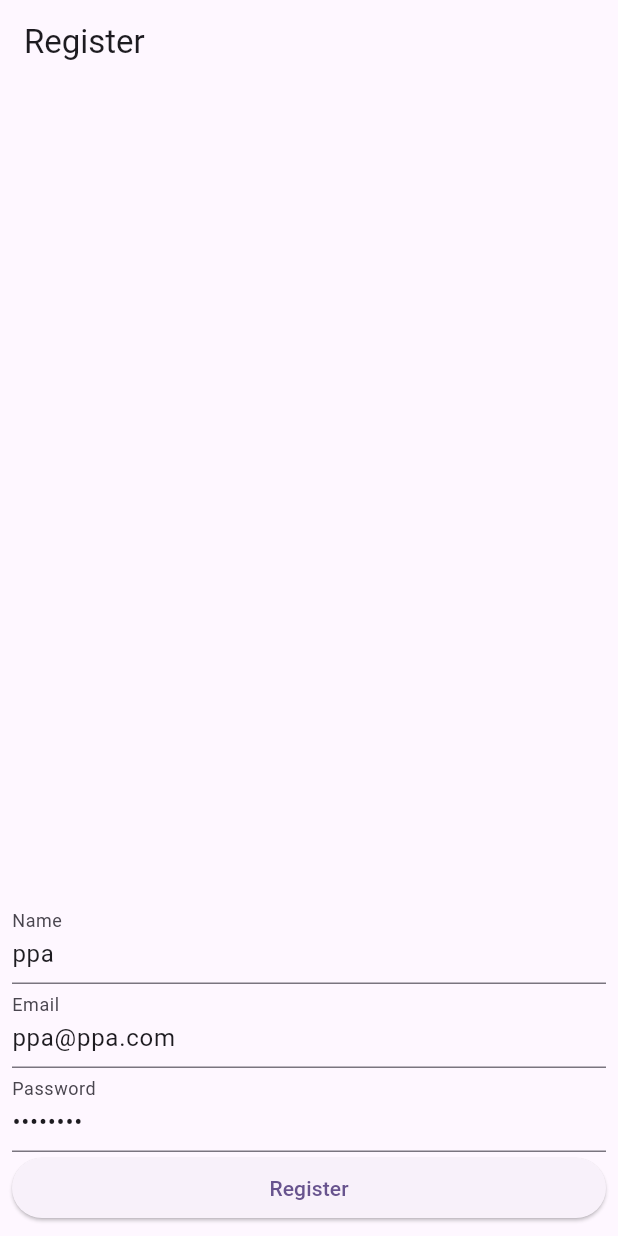
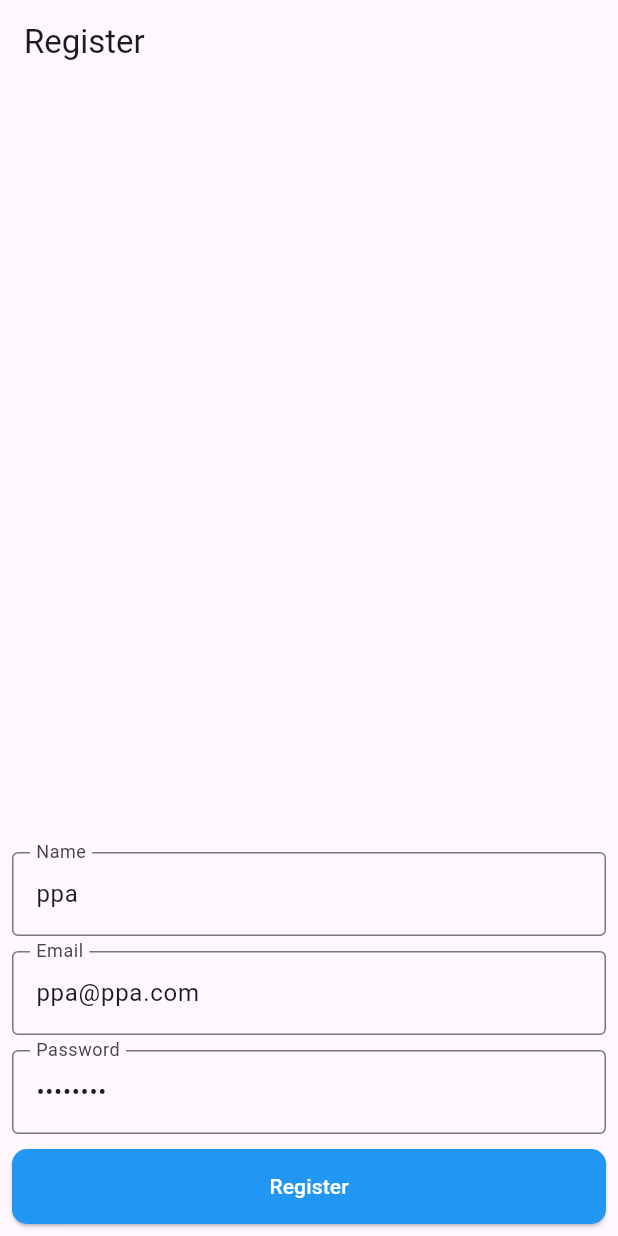
Before and after one commit to siubie/flutter_training_hash, a Flutter app: the screen it shows after launch, on a phone screen of 412 x 824 dp. Run offline on Flutter 3.47's test engine with Material 3 defaults, Android fonts, the phone set to English and light mode, and no system bars; our stand-ins replace bloc, dartz, dio, equatable, flutter_bloc, form_validator.

Commit message:
fixing error registration

```diff
--- /dev/null
+++ b/lib/login/bloc/login_bloc.dart
@@ -0,0 +1,15 @@
+import 'package:bloc/bloc.dart';
+import 'package:equatable/equatable.dart';
+import 'package:new_shop/login/datasource/login_datasource.dart';
+
+part 'login_event.dart';
+part 'login_state.dart';
+
+class LoginBloc extends Bloc<LoginEvent, LoginState> {
+  final LoginDatasource _datasource;
+  LoginBloc(this._datasource) : super(LoginInitial()) {
+    on<LoginEvent>((event, emit) {
+      // TODO: implement event handler
+    });
+  }
+}
--- /dev/null
+++ b/lib/login/bloc/login_event.dart
@@ -0,0 +1,10 @@
+part of 'login_bloc.dart';
+
+sealed class LoginEvent extends Equatable {
+  const LoginEvent();
+
+  @override
+  List<Object> get props => [];
+}
+
+final class UserTapLoginButtonEvent extends LoginEvent {}
--- /dev/null
+++ b/lib/login/bloc/login_state.dart
@@ -0,0 +1,16 @@
+part of 'login_bloc.dart';
+
+sealed class LoginState extends Equatable {
+  const LoginState();
+
+  @override
+  List<Object> get props => [];
+}
+
+final class LoginInitial extends LoginState {}
+
+final class LoginLoading extends LoginState {}
+
+final class LoginSuccess extends LoginState {}
+
+final class LoginFailed extends LoginState {}
--- /dev/null
+++ b/lib/login/request/login_request.dart
@@ -0,0 +1,39 @@
+// To parse this JSON data, do
+//
+//     final loginRequest = loginRequestFromJson(jsonString);
+
+import 'dart:convert';
+
+LoginRequest loginRequestFromJson(String str) =>
+    LoginRequest.fromJson(json.decode(str));
+
+String loginRequestToJson(LoginRequest data) => json.encode(data.toJson());
+
+class LoginRequest {
+  String? email;
+  String? password;
+
+  LoginRequest({
+    this.email,
+    this.password,
+  });
+
+  LoginRequest copyWith({
+    String? email,
+    String? password,
+  }) =>
+      LoginRequest(
+        email: email ?? this.email,
+        password: password ?? this.password,
+      );
+
+  factory LoginRequest.fromJson(Map<String, dynamic> json) => LoginRequest(
+        email: json["email"],
+        password: json["password"],
+      );
+
+  Map<String, dynamic> toJson() => {
+        "email": email,
+        "password": password,
+      };
+}
--- /dev/null
+++ b/lib/login/response/login_success.dart
@@ -0,0 +1,41 @@
+// To parse this JSON data, do
+//
+//     final loginSuccessResponse = loginSuccessResponseFromJson(jsonString);
+
+import 'dart:convert';
+
+LoginSuccessResponse loginSuccessResponseFromJson(String str) =>
+    LoginSuccessResponse.fromJson(json.decode(str));
+
+String loginSuccessResponseToJson(LoginSuccessResponse data) =>
+    json.encode(data.toJson());
+
+class LoginSuccessResponse {
+  String? accessToken;
+  String? refreshToken;
+
+  LoginSuccessResponse({
+    this.accessToken,
+    this.refreshToken,
+  });
+
+  LoginSuccessResponse copyWith({
+    String? accessToken,
+    String? refreshToken,
+  }) =>
+      LoginSuccessResponse(
+        accessToken: accessToken ?? this.accessToken,
+        refreshToken: refreshToken ?? this.refreshToken,
+      );
+
+  factory LoginSuccessResponse.fromJson(Map<String, dynamic> json) =>
+      LoginSuccessResponse(
+        accessToken: json["access_token"],
+        refreshToken: json["refresh_token"],
+      );
+
+  Map<String, dynamic> toJson() => {
+        "access_token": accessToken,
+        "refresh_token": refreshToken,
+      };
+}
--- a/lib/main.dart
+++ b/lib/main.dart
@@ -1,6 +1,9 @@
 import 'package:flutter/material.dart';
 import 'package:flutter_bloc/flutter_bloc.dart';
 import 'package:new_shop/app_bloc_observer.dart';
+import 'package:new_shop/login/bloc/login_bloc.dart';
+import 'package:new_shop/login/datasource/login_datasource.dart';
+import 'package:new_shop/login/view/login_page.dart';
 import 'package:new_shop/register/bloc/register_bloc.dart';
 import 'package:new_shop/register/datasource/register_datasource.dart';
 import 'package:new_shop/register/view/register_page.dart';
@@ -15,8 +18,15 @@ class MyApp extends StatelessWidget {
 
   @override
   Widget build(BuildContext context) {
-    return BlocProvider(
-      create: (context) => RegisterBloc(RegisterDatasource()),
+    return MultiBlocProvider(
+      providers: [
+        BlocProvider(
+          create: (context) => RegisterBloc(RegisterDatasource()),
+        ),
+        BlocProvider(
+          create: (context) => LoginBloc(LoginDatasource()),
+        ),
+      ],
       child: MaterialApp(
         title: 'Flutter Demo',
         theme: ThemeData(
--- a/lib/register/bloc/register_state.dart
+++ b/lib/register/bloc/register_state.dart
@@ -20,4 +20,11 @@ final class RegisterSuccess extends RegisterState {
   List<Object> get props => [response];
 }
 
-final class RegisterFailed extends RegisterState {}
+final class RegisterFailed extends RegisterState {
+  final RegisterFailedResponse response;
+
+  const RegisterFailed({required this.response});
+
+  @override
+  List<Object> get props => [response];
+}
--- /dev/null
+++ b/lib/register/response/register_failed_response.dart
@@ -0,0 +1,50 @@
+// To parse this JSON data, do
+//
+//     final registerFailedResponse = registerFailedResponseFromJson(jsonString);
+
+import 'dart:convert';
+
+RegisterFailedResponse registerFailedResponseFromJson(String str) =>
+    RegisterFailedResponse.fromJson(json.decode(str));
+
+String registerFailedResponseToJson(RegisterFailedResponse data) =>
+    json.encode(data.toJson());
+
+class RegisterFailedResponse {
+  List<String>? message;
+  String? error;
+  int? statusCode;
+
+  RegisterFailedResponse({
+    this.message,
+    this.error,
+    this.statusCode,
+  });
+
+  RegisterFailedResponse copyWith({
+    List<String>? message,
+    String? error,
+    int? statusCode,
+  }) =>
+      RegisterFailedResponse(
+        message: message ?? this.message,
+        error: error ?? this.error,
+        statusCode: statusCode ?? this.statusCode,
+      );
+
+  factory RegisterFailedResponse.fromJson(Map<String, dynamic> json) =>
+      RegisterFailedResponse(
+        message: json["message"] == null
+            ? []
+            : List<String>.from(json["message"]!.map((x) => x)),
+        error: json["error"],
+        statusCode: json["statusCode"],
+      );
+
+  Map<String, dynamic> toJson() => {
+        "message":
+            message == null ? [] : List<dynamic>.from(message!.map((x) => x)),
+        "error": error,
+        "statusCode": statusCode,
+      };
+}
--- a/lib/register/view/register_page.dart
+++ b/lib/register/view/register_page.dart
@@ -1,5 +1,6 @@
 import 'package:flutter/material.dart';
 import 'package:flutter_bloc/flutter_bloc.dart';
+import 'package:form_validator/form_validator.dart';
 import 'package:new_shop/register/bloc/register_bloc.dart';
 import 'package:new_shop/register/request/register_request.dart';
 
@@ -16,6 +17,11 @@ class _RegisterPageState extends State<RegisterPage> {
       TextEditingController(text: 'ppa@ppa.com');
   TextEditingController? passwordController =
       TextEditingController(text: 'password');
+  GlobalKey<FormState> _form = GlobalKey<FormState>();
+
+  bool? _validate() {
+    return _form.currentState?.validate();
+  }
 
   @override
   Widget build(BuildContext context) {
@@ -30,12 +36,28 @@ class _RegisterPageState extends State<RegisterPage> {
             children: [
               BlocConsumer<RegisterBloc, RegisterState>(
                 listener: (context, state) {
-                  // TODO: implement listener
+                  if (state is RegisterFailed) {
+                    final List<String>? errorMessage = state.response.message;
+                    ScaffoldMessenger.of(context).showSnackBar(
+                      SnackBar(
+                        content: Column(
+                          crossAxisAlignment: CrossAxisAlignment.start,
+                          children: errorMessage!
+                              .map((e) => Text(
+                                    e,
+                                    style: const TextStyle(fontSize: 16),
+                                  ))
+                              .toList(),
+                        ),
+                      ),
+                    );
+                  }
                 },
                 builder: (context, state) {
                   if (state is RegisterInitial) {
                     //add textformfield for name, email, password
                     return RegisterForm(
+                      form: _form,
                       nameController: nameController,
                       emailController: emailController,
                       passwordController: passwordController,
@@ -54,6 +76,7 @@ class _RegisterPageState extends State<RegisterPage> {
                     );
                   }
                   return RegisterForm(
+                    form: _form,
                     nameController: nameController,
                     emailController: emailController,
                     passwordController: passwordController,
@@ -63,23 +86,32 @@ class _RegisterPageState extends State<RegisterPage> {
               BlocBuilder<RegisterBloc, RegisterState>(
                 builder: (context, state) {
                   if (state is RegisterSuccess) {
-                    SizedBox(
+                    return SizedBox(
                       width: double.infinity,
                       child: ElevatedButton(
                         onPressed: () {
-                          //call user tap login button event
-                          context.read<RegisterBloc>().add(
-                                UserTapLoginButtonEvent(),
-                              );
+                          //call back to registration page
+                          context
+                              .read<RegisterBloc>()
+                              .add(UserTapLoginButtonEvent());
                         },
-                        child: const Text('Back To Login'),
+                        child: const Text('Back To Registration'),
                       ),
                     );
                   }
                   return SizedBox(
+                    height: 50,
                     width: double.infinity,
                     child: ElevatedButton(
+                      style: ElevatedButton.styleFrom(
+                        backgroundColor: Colors.blue,
+                        foregroundColor: Colors.white,
+                        shape: RoundedRectangleBorder(
+                          borderRadius: BorderRadius.circular(10),
+                        ),
+                      ),
                       onPressed: () {
+                        // if (_validate() != null && _validate()!) {
                         //call user tap register button event
                         context.read<RegisterBloc>().add(
                               UserTapRegisterButtonEvent(
@@ -90,6 +122,7 @@ class _RegisterPageState extends State<RegisterPage> {
                                 ),
                               ),
                             );
+                        // }
                       },
                       child: const Text('Register'),
                     ),
@@ -105,39 +138,59 @@ class _RegisterPageState extends State<RegisterPage> {
 class RegisterForm extends StatelessWidget {
   const RegisterForm({
     super.key,
+    required GlobalKey<FormState> form,
     required this.nameController,
     required this.emailController,
     required this.passwordController,
-  });
+  }) : _form = form;
 
+  final GlobalKey<FormState> _form;
   final TextEditingController? nameController;
   final TextEditingController? emailController;
   final TextEditingController? passwordController;
 
   @override
   Widget build(BuildContext context) {
-    return Column(
+    return Form(
+      key: _form,
+      child: Column(
         children: [
           TextFormField(
             decoration: const InputDecoration(
               labelText: 'Name',
+              border: OutlineInputBorder(),
             ),
+            validator: ValidationBuilder().minLength(5).maxLength(50).build(),
             controller: nameController,
+          ),
+          const SizedBox(
+            height: 10,
           ),
           TextFormField(
             decoration: const InputDecoration(
               labelText: 'Email',
+              border: OutlineInputBorder(),
             ),
+            validator: ValidationBuilder().email().build(),
             controller: emailController,
+          ),
+          const SizedBox(
+            height: 10,
           ),
           TextFormField(
             decoration: const InputDecoration(
               labelText: 'Password',
+              border: OutlineInputBorder(),
             ),
             obscureText: true,
             controller: passwordController,
+            validator: ValidationBuilder().minLength(5).maxLength(50).build(),
+          ),
+          const SizedBox(
+            height: 10,
           ),
         ],
+      ),
     );
   }
 }
```
Also changed, not shown: lib/login/datasource/login_datasource.dart (added, +26 -0 lines), lib/login/view/login_page.dart (added, +128 -0 lines), lib/register/bloc/register_bloc.dart (+7 -4 lines), lib/register/datasource/register_datasource.dart (+7 -8 lines), lib/register/response/register_exeption.dart (added, +10 -0 lines), pubspec.yaml (+1 -6 lines), pubspec.lock. Lines whose indentation alone changed are shown as unchanged.
